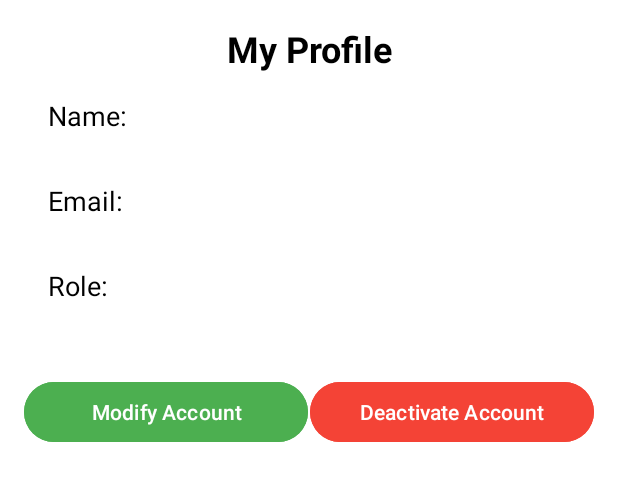
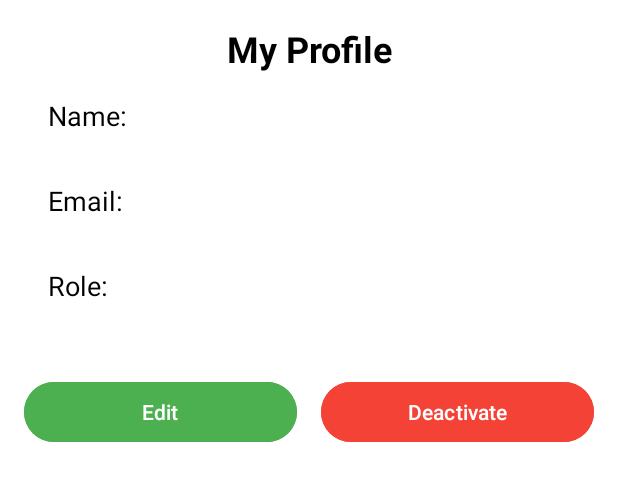
Before and after one commit to Sathira-Wijeratne/SPSH-Ecommerce-Application, an Android app: the ViewCustomerProfileActivity screen opened directly, with no data from a screen before it, on a phone screen of 412 x 824 dp, the part 222-723 px from its top. Run offline under Robolectric (Android 15) with nearby library versions, the phone set to English and light mode, and no system bars.

Commit message:
Edit Profile page modified.

```diff
--- a/MobileApplication/app/src/main/res/layout/view_customer_profile.xml
+++ b/MobileApplication/app/src/main/res/layout/view_customer_profile.xml
@@ -92,21 +92,22 @@ app:layout_constraintEnd_toEndOf="parent">
             android:layout_width="0dp"
             android:layout_height="wrap_content"
             android:layout_weight="1"
-    android:text="Modify Account"
+            android:text="Edit"
             android:textColor="@android:color/white"
             android:backgroundTint="@color/green"/>
 
+        <!-- Increased the width of this View to add more space -->
         <View
-    android:layout_width="1dp"
+            android:layout_width="16dp"
             android:layout_height="match_parent"
-    android:background="@android:color/white" />
+            android:background="@android:color/transparent" />
 
         <Button
             android:id="@+id/deactivateAccountButton"
             android:layout_width="0dp"
             android:layout_height="wrap_content"
             android:layout_weight="1"
-    android:text="Deactivate Account"
+            android:text="Deactivate"
             android:textColor="@android:color/white"
             android:backgroundTint="@color/red"/>
 
```
Lines whose indentation alone changed are shown as unchanged.
